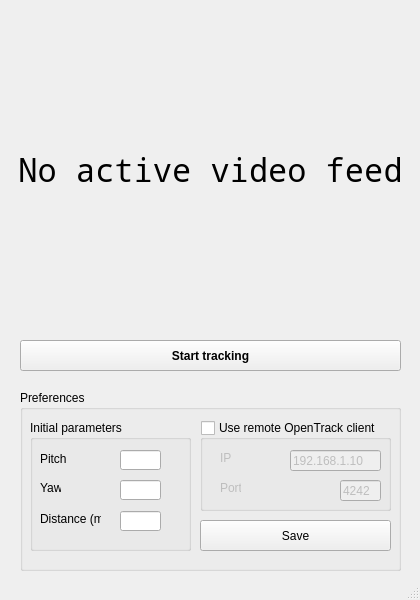
AIRLegend/aitrack, file Client/src/view/MainWindow.ui: the form before one commit.
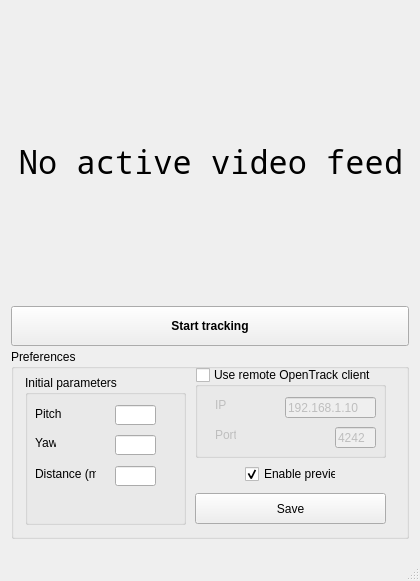
The form after the commit. Icons and pictures are not drawn.

Commit message:
Added "Preview video feed" option to show the webcam camera feed on the window. If it is not checked, all the landmark painting logic will not be executed, saving more CPU.
Documented View and Presenter classes.

What changed in the file:
```diff
--- a/Client/src/view/MainWindow.ui
+++ b/Client/src/view/MainWindow.ui
@@ -7,7 +7,7 @@
     <x>0</x>
     <y>0</y>
     <width>420</width>
-    <height>600</height>
+    <height>581</height>
    </rect>
   </property>
   <property name="sizePolicy">
@@ -19,13 +19,13 @@
   <property name="minimumSize">
    <size>
     <width>420</width>
-    <height>600</height>
+    <height>0</height>
    </size>
   </property>
   <property name="maximumSize">
    <size>
     <width>420</width>
-    <height>600</height>
+    <height>590</height>
    </size>
   </property>
   <property name="windowTitle">
@@ -49,39 +49,83 @@
    </size>
   </property>
   <widget class="QWidget" name="centralwidget">
-   <widget class="QPushButton" name="trackBtn">
-    <property name="geometry">
-     <rect>
-      <x>20</x>
-      <y>340</y>
-      <width>381</width>
-      <height>31</height>
-     </rect>
+   <property name="enabled">
+    <bool>true</bool>
     </property>
     <property name="sizePolicy">
      <sizepolicy hsizetype="Fixed" vsizetype="Fixed">
       <horstretch>0</horstretch>
-      <verstretch>0</verstretch>
-     </sizepolicy>
-    </property>
-    <property name="font">
-     <font>
-      <weight>75</weight>
-      <bold>true</bold>
-     </font>
-    </property>
-    <property name="text">
-     <string>Start tracking</string>
-    </property>
-   </widget>
+     <verstretch>1</verstretch>
+    </sizepolicy>
+   </property>
+   <property name="minimumSize">
+    <size>
+     <width>420</width>
+     <height>0</height>
+    </size>
+   </property>
+   <property name="acceptDrops">
+    <bool>false</bool>
+   </property>
+   <layout class="QVBoxLayout" name="verticalLayout_2">
+    <item>
+     <spacer name="verticalSpacerTop">
+      <property name="orientation">
+       <enum>Qt::Vertical</enum>
+      </property>
+      <property name="sizeType">
+       <enum>QSizePolicy::Fixed</enum>
+      </property>
+      <property name="sizeHint" stdset="0">
+       <size>
+        <width>20</width>
+        <height>4</height>
+       </size>
+      </property>
+     </spacer>
+    </item>
+    <item>
+     <layout class="QVBoxLayout" name="verticalLayout" stretch="0,0,0">
+      <property name="spacing">
+       <number>3</number>
+      </property>
+      <property name="sizeConstraint">
+       <enum>QLayout::SetMinimumSize</enum>
+      </property>
+      <property name="leftMargin">
+       <number>2</number>
+      </property>
+      <property name="topMargin">
+       <number>4</number>
+      </property>
+      <property name="rightMargin">
+       <number>2</number>
+      </property>
+      <property name="bottomMargin">
+       <number>2</number>
+      </property>
+      <item>
    <widget class="QLabel" name="cameraView">
-    <property name="geometry">
-     <rect>
-      <x>20</x>
-      <y>20</y>
-      <width>381</width>
-      <height>301</height>
-     </rect>
+        <property name="enabled">
+         <bool>true</bool>
+        </property>
+        <property name="sizePolicy">
+         <sizepolicy hsizetype="Fixed" vsizetype="Expanding">
+          <horstretch>0</horstretch>
+          <verstretch>0</verstretch>
+         </sizepolicy>
+        </property>
+        <property name="minimumSize">
+         <size>
+          <width>400</width>
+          <height>280</height>
+         </size>
+        </property>
+        <property name="maximumSize">
+         <size>
+          <width>400</width>
+          <height>280</height>
+         </size>
     </property>
     <property name="font">
      <font>
@@ -89,6 +133,9 @@
       <pointsize>24</pointsize>
      </font>
     </property>
+        <property name="layoutDirection">
+         <enum>Qt::LeftToRight</enum>
+        </property>
     <property name="styleSheet">
      <string notr="true"/>
     </property>
@@ -104,27 +151,76 @@
     <property name="alignment">
      <set>Qt::AlignCenter</set>
     </property>
-   </widget>
+        <property name="wordWrap">
+         <bool>true</bool>
+        </property>
+        <property name="margin">
+         <number>4</number>
+        </property>
+       </widget>
+      </item>
+      <item>
+       <widget class="QPushButton" name="trackBtn">
+        <property name="sizePolicy">
+         <sizepolicy hsizetype="Expanding" vsizetype="Fixed">
+          <horstretch>1</horstretch>
+          <verstretch>0</verstretch>
+         </sizepolicy>
+        </property>
+        <property name="minimumSize">
+         <size>
+          <width>0</width>
+          <height>40</height>
+         </size>
+        </property>
+        <property name="font">
+         <font>
+          <weight>75</weight>
+          <bold>true</bold>
+         </font>
+        </property>
+        <property name="layoutDirection">
+         <enum>Qt::RightToLeft</enum>
+        </property>
+        <property name="text">
+         <string>Start tracking</string>
+        </property>
+       </widget>
+      </item>
+      <item>
    <widget class="QGroupBox" name="prefsGroupbox">
-    <property name="geometry">
-     <rect>
-      <x>20</x>
-      <y>390</y>
-      <width>381</width>
-      <height>181</height>
-     </rect>
+        <property name="sizePolicy">
+         <sizepolicy hsizetype="Preferred" vsizetype="Fixed">
+          <horstretch>0</horstretch>
+          <verstretch>1</verstretch>
+         </sizepolicy>
+        </property>
+        <property name="minimumSize">
+         <size>
+          <width>300</width>
+          <height>190</height>
+         </size>
+        </property>
+        <property name="maximumSize">
+         <size>
+          <width>399</width>
+          <height>190</height>
+         </size>
     </property>
     <property name="title">
      <string>Preferences</string>
     </property>
+        <property name="alignment">
+         <set>Qt::AlignLeading|Qt::AlignLeft|Qt::AlignTop</set>
+        </property>
     <widget class="QGroupBox" name="sendGroupbox">
      <property name="enabled">
       <bool>true</bool>
      </property>
      <property name="geometry">
       <rect>
-       <x>180</x>
-       <y>30</y>
+           <x>184</x>
+           <y>18</y>
        <width>191</width>
        <height>91</height>
       </rect>
@@ -209,10 +305,10 @@
     <widget class="QGroupBox" name="paramsGroupBox">
      <property name="geometry">
       <rect>
-       <x>10</x>
-       <y>30</y>
+           <x>14</x>
+           <y>26</y>
        <width>161</width>
-       <height>131</height>
+           <height>150</height>
       </rect>
      </property>
      <property name="title">
@@ -300,8 +396,8 @@
     <widget class="QPushButton" name="saveBtn">
      <property name="geometry">
       <rect>
-       <x>180</x>
-       <y>130</y>
+           <x>184</x>
+           <y>144</y>
        <width>191</width>
        <height>31</height>
       </rect>
@@ -316,7 +412,49 @@
       <string>Save</string>
      </property>
     </widget>
-   </widget>
+        <widget class="QCheckBox" name="chkVideoPreview">
+         <property name="geometry">
+          <rect>
+           <x>234</x>
+           <y>115</y>
+           <width>91</width>
+           <height>20</height>
+          </rect>
+         </property>
+         <property name="toolTip">
+          <string>You can disable the video preview to further reduce the CPU usage of AITrack.</string>
+         </property>
+         <property name="toolTipDuration">
+          <number>-1</number>
+         </property>
+         <property name="text">
+          <string>Enable preview</string>
+         </property>
+         <property name="checked">
+          <bool>true</bool>
+         </property>
+        </widget>
+       </widget>
+      </item>
+     </layout>
+    </item>
+    <item>
+     <spacer name="verticalSpacerBottom">
+      <property name="orientation">
+       <enum>Qt::Vertical</enum>
+      </property>
+      <property name="sizeType">
+       <enum>QSizePolicy::Fixed</enum>
+      </property>
+      <property name="sizeHint" stdset="0">
+       <size>
+        <width>20</width>
+        <height>2</height>
+       </size>
+      </property>
+     </spacer>
+    </item>
+   </layout>
   </widget>
   <widget class="QStatusBar" name="statusbar"/>
  </widget>
```
Left out of the diff: 3 changed lines with no effect on the pictures. Lines whose indentation alone changed are shown as unchanged. The commit also changes 9 other files.
